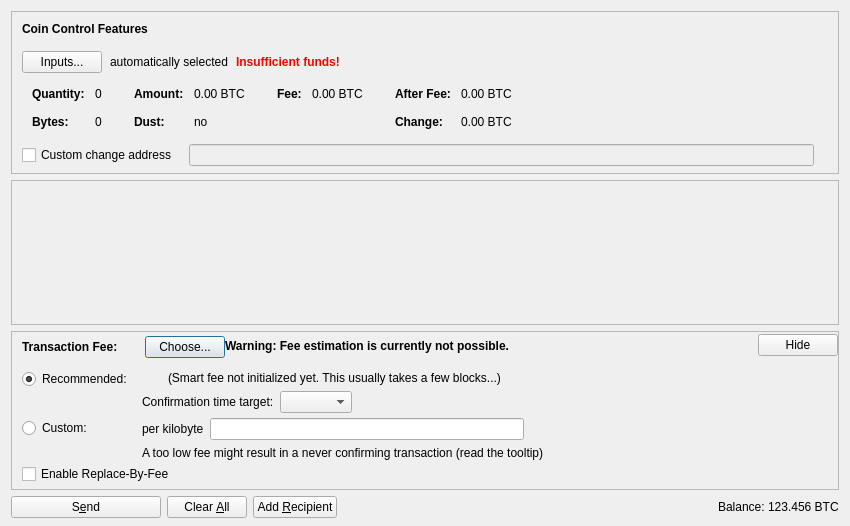
The window that src/qt/forms/sendcoinsdialog.ui (willyjin17/coin) describes before a commit, drawn with Qt 5.
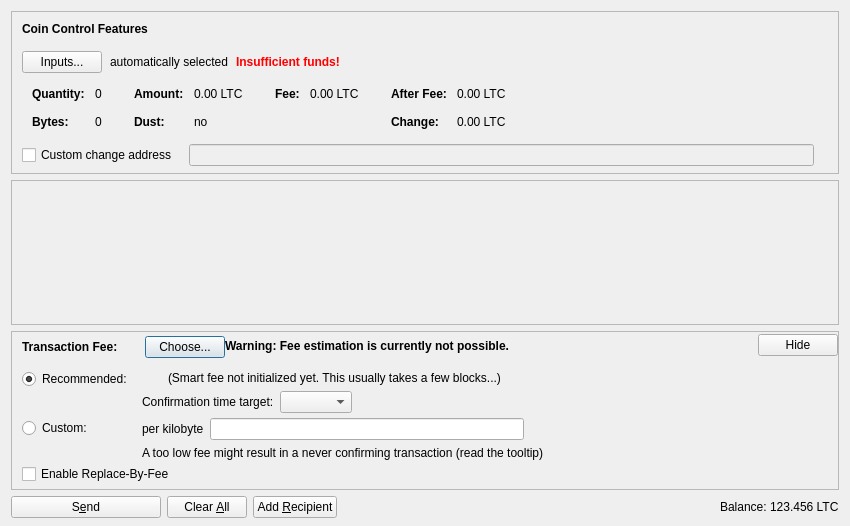
The same window after the commit. Icons and pictures are not drawn. Custom widgets are drawn as their Qt base class.

Diff of the .ui file:
```diff
--- a/src/qt/forms/sendcoinsdialog.ui
+++ b/src/qt/forms/sendcoinsdialog.ui
@@ -324,7 +324,7 @@
                   <enum>Qt::ActionsContextMenu</enum>
                  </property>
                  <property name="text">
-                  <string notr="true">0.00 BTC</string>
+                  <string notr="true">0.00 LTC</string>
                  </property>
                  <property name="textInteractionFlags">
                   <set>Qt::LinksAccessibleByMouse|Qt::TextSelectableByKeyboard|Qt::TextSelectableByMouse</set>
@@ -404,7 +404,7 @@
                   <enum>Qt::ActionsContextMenu</enum>
                  </property>
                  <property name="text">
-                  <string notr="true">0.00 BTC</string>
+                  <string notr="true">0.00 LTC</string>
                  </property>
                  <property name="textInteractionFlags">
                   <set>Qt::LinksAccessibleByMouse|Qt::TextSelectableByKeyboard|Qt::TextSelectableByMouse</set>
@@ -455,7 +455,7 @@
                   <enum>Qt::ActionsContextMenu</enum>
                  </property>
                  <property name="text">
-                  <string notr="true">0.00 BTC</string>
+                  <string notr="true">0.00 LTC</string>
                  </property>
                  <property name="textInteractionFlags">
                   <set>Qt::LinksAccessibleByMouse|Qt::TextSelectableByKeyboard|Qt::TextSelectableByMouse</set>
@@ -484,7 +484,7 @@
                   <enum>Qt::ActionsContextMenu</enum>
                  </property>
                  <property name="text">
-                  <string notr="true">0.00 BTC</string>
+                  <string notr="true">0.00 LTC</string>
                  </property>
                  <property name="textInteractionFlags">
                   <set>Qt::LinksAccessibleByMouse|Qt::TextSelectableByKeyboard|Qt::TextSelectableByMouse</set>
@@ -1214,7 +1214,7 @@
           <cursorShape>IBeamCursor</cursorShape>
          </property>
          <property name="text">
-          <string notr="true">123.456 BTC</string>
+          <string notr="true">123.456 LTC</string>
          </property>
          <property name="textInteractionFlags">
           <set>Qt::LinksAccessibleByMouse|Qt::TextSelectableByKeyboard|Qt::TextSelectableByMouse</set>
```
Left out of the diff: 2 changed lines with no effect on the pictures.
